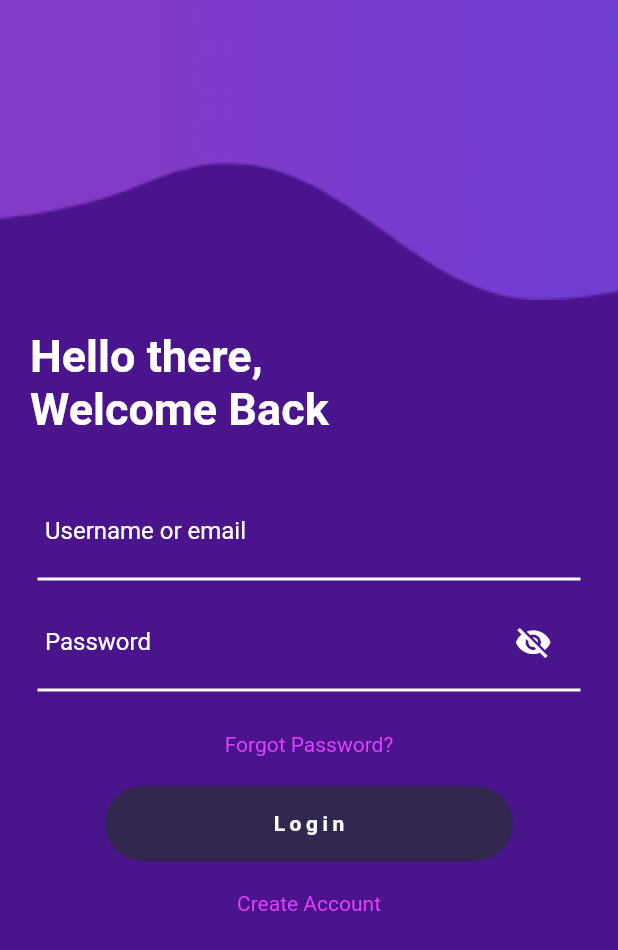
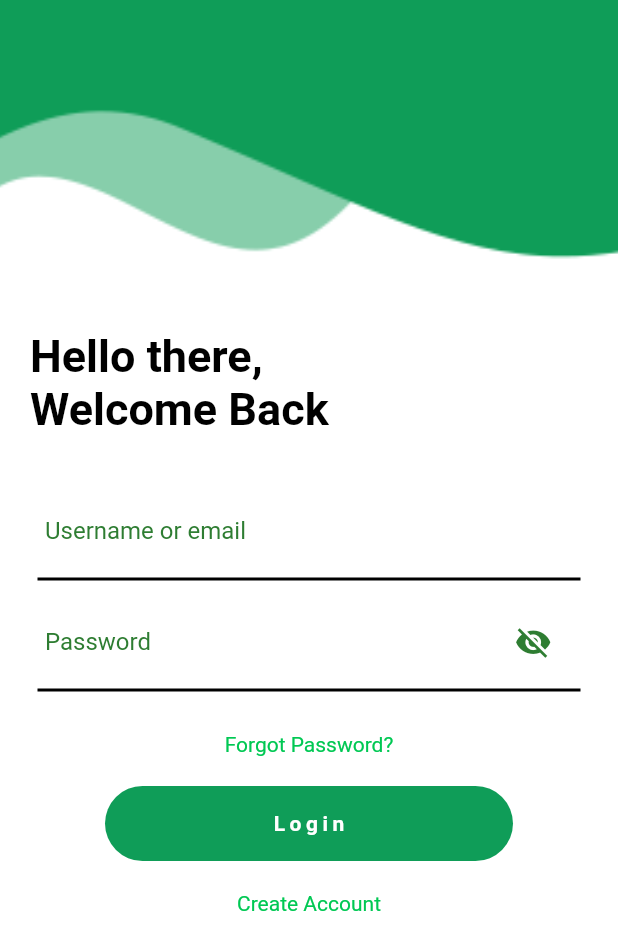
Before and after one commit to notchadaddy/loginPageFlutter, a Flutter app: the screen it shows after launch, on a phone screen of 412 x 824 dp. Shown: the top 950 px of the screen. Run offline on Flutter 3.47's test engine with Material 2 defaults, Android fonts, the phone set to English and light mode, and no system bars.

Commit message:
changed UI

```diff
--- a/lib/pages/login.dart
+++ b/lib/pages/login.dart
@@ -8,7 +8,6 @@ class Login extends StatefulWidget {
 }
 
 class _LoginState extends State<Login> {
-
   bool _obscureText = true;
 
   void _toggle() {
@@ -16,16 +15,17 @@ class _LoginState extends State<Login> {
       _obscureText = !_obscureText;
     });
   }
+
   @override
   Widget build(BuildContext context) {
     return Container(
       child: SafeArea(
         child: Scaffold(
           resizeToAvoidBottomInset: false,
-           backgroundColor: Colors.purple[900],
-           body:Column(
+          backgroundColor: Colors.white,
+          body: Column(
               crossAxisAlignment: CrossAxisAlignment.start,
-             children : <Widget>[
+              children: <Widget>[
                 Container(
                   height: 200,
                   child: Stack(
@@ -43,77 +43,68 @@ class _LoginState extends State<Login> {
                     ],
                   ),
                 ),
-              SizedBox(
-                    height:20.0
-                  ),
+                SizedBox(height: 20.0),
                 Padding(
-                  padding: EdgeInsets.symmetric(horizontal:20.0),
-                  child:Column(
+                    padding: EdgeInsets.symmetric(horizontal: 20.0),
+                    child: Column(
                         crossAxisAlignment: CrossAxisAlignment.start,
                         children: <Widget>[
-                      Text('Hello there, \nWelcome Back',
+                          Text(
+                            'Hello there, \nWelcome Back',
                             style: TextStyle(
-                        fontSize:30,
-                        color:Colors.white,
-                        fontWeight:FontWeight.bold
+                                fontSize: 30,
+                                color: Colors.black,
+                                fontWeight: FontWeight.bold),
                           ),
-                    ),
-                    ]
-                  )
-                ),
-                SizedBox(
-                    height:20.0
-                  ),
+                        ])),
+                SizedBox(height: 20.0),
                 Container(
-                  padding : EdgeInsets.all(10.0),
-                  child: Column(
-                    children: <Widget>[
+                  padding: EdgeInsets.all(10.0),
+                  child: Column(children: <Widget>[
                     Container(
-                        padding : EdgeInsets.fromLTRB(20.0, 10.0, 0.0, 0.0),
-                        child:TextField(
-                          style: TextStyle(
-                            color: Colors.white
-                          ),
+                      padding: EdgeInsets.fromLTRB(20.0, 10.0, 0.0, 0.0),
+                      child: TextField(
+                        style: TextStyle(color: Colors.green[800]),
                         decoration: InputDecoration(
-                            border : InputBorder.none,
-                            hintText:"Username or email",
-                            hintStyle:TextStyle(color: Colors.white)
-                          ),
+                            border: InputBorder.none,
+                            hintText: "Username or email",
+                            hintStyle: TextStyle(color: Colors.green[800])),
                       ),
                     ),
                     const Divider(
-                      color: Colors.white,
+                      color: Colors.black,
                       thickness: 2,
                       indent: 15.0,
                       endIndent: 15.0,
                     ),
                     Container(
-                        padding : EdgeInsets.fromLTRB(20.0, 10.0, 0.0, 0.0),
-                        child:Row(
+                      padding: EdgeInsets.fromLTRB(20.0, 10.0, 0.0, 0.0),
+                      child: Row(
                         children: <Widget>[
                           Expanded(
                             flex: 6,
                             child: TextField(
                               obscureText: _obscureText,
-                                style: TextStyle(
-                                  color: Colors.white
-                                ),
+                              style: TextStyle(color: Colors.green[800]),
                               decoration: InputDecoration(
-                                  border : InputBorder.none,
-                                  hintText:"Password",
-                                  hintStyle:TextStyle(color: Colors.white)
-                                ),
+                                  border: InputBorder.none,
+                                  hintText: "Password",
+                                  hintStyle:
+                                      TextStyle(color: Colors.green[800])),
                             ),
                           ),
                           Expanded(
                             flex: 2,
                             child: IconButton(
                               onPressed: _toggle,
-                                icon: Icon(_obscureText==true ? Icons.visibility_off : Icons.visibility,
+                              icon: Icon(
+                                _obscureText == true
+                                    ? Icons.visibility_off
+                                    : Icons.visibility,
                                 size: 25.0,
-                                color: Colors.white
-                                ,),
-                                color:Colors.purpleAccent,
+                                color: Colors.green[800],
+                              ),
+                              color: Colors.purpleAccent,
                               iconSize: 10,
                             ),
                           )
@@ -121,65 +112,60 @@ class _LoginState extends State<Login> {
                       ),
                     ),
                     const Divider(
-                      color: Colors.white,
+                      color: Colors.black,
                       thickness: 2,
                       indent: 15.0,
                       endIndent: 15.0,
                     ),
-                    SizedBox(
-                  height:20.0
-                ),
+                    SizedBox(height: 20.0),
                     Center(
                       child: InkWell(
-                      child: Text('Forgot Password?',
-                        style: TextStyle(
-                          color: Colors.purpleAccent
+                        child: Text(
+                          'Forgot Password?',
+                          style: TextStyle(color: Colors.greenAccent[700]),
+                        ),
+                        onTap: () {
+                          print("Forgot Password?");
+                        },
                       ),
                     ),
-                      onTap: () {print("Forgot Password?");},
-                    ),
-                  ),
-                  SizedBox(
-                    height:20.0
-                  ),
+                    SizedBox(height: 20.0),
                     InkWell(
-                    onTap: () {print("Login");},
+                      onTap: () {
+                        print("Login");
+                      },
                       child: Container(
-                      height:50,
-                        margin:EdgeInsets.symmetric(horizontal:60.0),
+                          height: 50,
+                          margin: EdgeInsets.symmetric(horizontal: 60.0),
                           decoration: BoxDecoration(
                             borderRadius: BorderRadius.circular(50),
-                          color: Color.fromRGBO(49, 39, 79, 1),
+                            color: Color.fromRGBO(15, 157, 88, 1),
                           ),
-                        child:Center(
-                            child: Text('Login',
+                          child: Center(
+                            child: Text(
+                              'Login',
                               style: TextStyle(
                                   color: Colors.white,
                                   fontWeight: FontWeight.w700,
-                          letterSpacing: 3.0
+                                  letterSpacing: 3.0),
                             ),
+                          )),
                     ),
-                        )
-                    ),
-                  ),
-                  SizedBox(
-                    height:20.0
-                  ),
-                  Center(child: InkWell(
-                    onTap: () {print("Create Acoount");},
-                        child: Text('Create Account',
-                        style: TextStyle(
-                          color: Colors.purpleAccent
+                    SizedBox(height: 20.0),
+                    Center(
+                      child: InkWell(
+                        onTap: () {
+                          print("Create Acoount");
+                        },
+                        child: Text(
+                          'Create Account',
+                          style: TextStyle(color: Colors.greenAccent[700]),
                         ),
                       ),
                     ),
+                  ]),
                 ),
-                ]
-                ),
-                ),
-
-             ]
-           ),
+              ]),
         ),
       ),
     );
```
Also changed, not shown: assets/top.png. Lines whose indentation alone changed are shown as unchanged.
